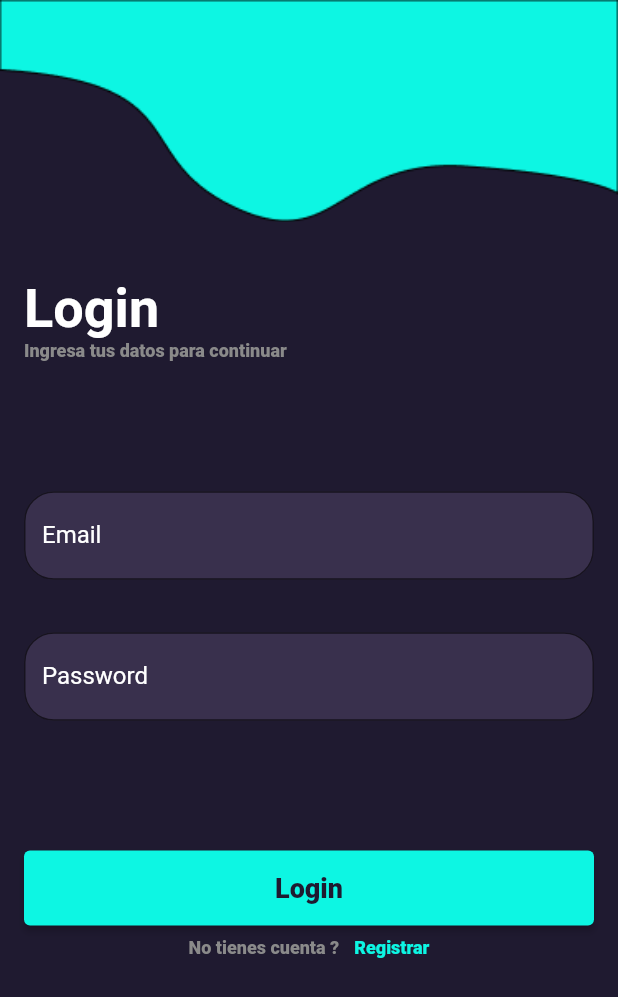
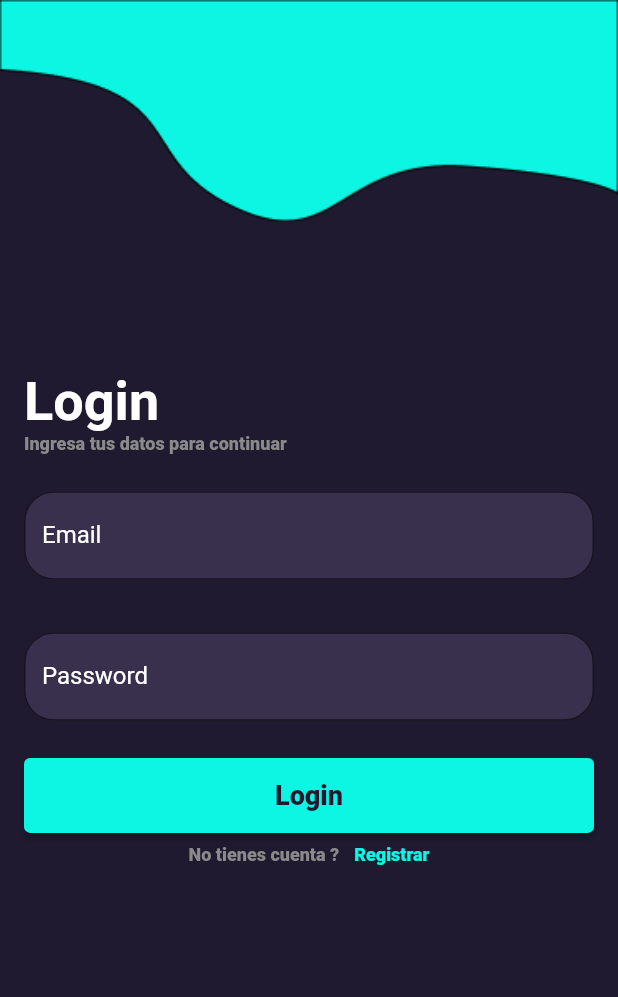
Before and after one commit to MaicolAvila/movie_app, a Flutter app: the screen it shows after launch, on a phone screen of 412 x 824 dp. Shown: the top 997 px of the screen. Run offline on Flutter 3.47's test engine with Material 2 defaults, Android fonts, the phone set to English and light mode, and no system bars; our stand-ins replace auto_size_text, cached_network_image, cloud_firestore, equatable, firebase_auth, firebase_core and 11 more; missing offline and left inert: flutter_facebook_auth; accounts and stored records are empty; statements that could not run were skipped.

Commit message:
Fixed height login

```diff
--- a/lib/pages/signin/SignIn.dart
+++ b/lib/pages/signin/SignIn.dart
@@ -1,5 +1,6 @@
 import 'package:flutter/cupertino.dart';
 import 'package:flutter/material.dart';
+import 'package:flutter_keyboard_visibility/flutter_keyboard_visibility.dart';
 import 'package:get/get.dart';
 import 'package:movie_app/controllers/email_signin_controller.dart';
 import 'package:movie_app/controllers/home_signin_controller.dart';
@@ -51,8 +52,12 @@ class _SignInState extends State<SignIn> {
                   crossAxisAlignment: CrossAxisAlignment.center,
                   children: [
                     Form(
-                      child: Container(
-                        height: MediaQuery.of(context).size.height * 0.8,
+                      child: KeyboardVisibilityBuilder(
+                          builder: (context, visible) {
+                        return Container(
+                          height: visible
+                              ? MediaQuery.of(context).size.height * 0.8
+                              : MediaQuery.of(context).size.height * 0.5,
                           padding: EdgeInsets.all(16),
                           child: Column(
                             mainAxisSize: MainAxisSize.max,
@@ -90,15 +95,17 @@ class _SignInState extends State<SignIn> {
                                       style: TextStyle(color: Colors.white),
                                       decoration: InputDecoration(
                                         border: OutlineInputBorder(
-                                        borderRadius: BorderRadius.circular(20),
+                                          borderRadius:
+                                              BorderRadius.circular(20),
                                         ),
                                         labelText: 'Email',
-                                      labelStyle:
-                                          TextStyle(color: CinappColors.white),
+                                        labelStyle: TextStyle(
+                                            color: CinappColors.white),
                                         filled: true,
                                         fillColor: CinappColors.purple2,
                                       ),
-                                    validator: signInController.emptyValidator,
+                                      validator:
+                                          signInController.emptyValidator,
                                     ),
                                     const SizedBox(height: 35),
                                     TextFormField(
@@ -107,15 +114,17 @@ class _SignInState extends State<SignIn> {
                                       style: TextStyle(color: Colors.white),
                                       decoration: InputDecoration(
                                         border: OutlineInputBorder(
-                                        borderRadius: BorderRadius.circular(20),
+                                          borderRadius:
+                                              BorderRadius.circular(20),
                                         ),
                                         labelText: 'Password',
-                                      labelStyle:
-                                          TextStyle(color: CinappColors.white),
+                                        labelStyle: TextStyle(
+                                            color: CinappColors.white),
                                         filled: true,
                                         fillColor: CinappColors.purple2,
                                       ),
-                                    validator: signInController.emptyValidator,
+                                      validator:
+                                          signInController.emptyValidator,
                                     ),
                                   ],
                                 ),
@@ -149,7 +158,8 @@ class _SignInState extends State<SignIn> {
                                     const SizedBox(height: 8),
                                     Row(
                                       mainAxisSize: MainAxisSize.max,
-                                    mainAxisAlignment: MainAxisAlignment.center,
+                                      mainAxisAlignment:
+                                          MainAxisAlignment.center,
                                       children: [
                                         Text(
                                           'No tienes cuenta ?',
@@ -178,7 +188,8 @@ class _SignInState extends State<SignIn> {
                               ),
                             ],
                           ),
-                      ),
+                        );
+                      }),
                     ),
                   ],
                 ),
--- a/pubspec.yaml
+++ b/pubspec.yaml
@@ -45,6 +45,7 @@ dependencies:
   image_picker: ^0.8.4+4
   cached_network_image: ^3.1.0+1
   cupertino_icons: ^1.0.0
+  flutter_keyboard_visibility: ^5.1.0
 
 
 dev_dependencies:
```
Also changed, not shown: pubspec.lock. Lines whose indentation alone changed are shown as unchanged.
